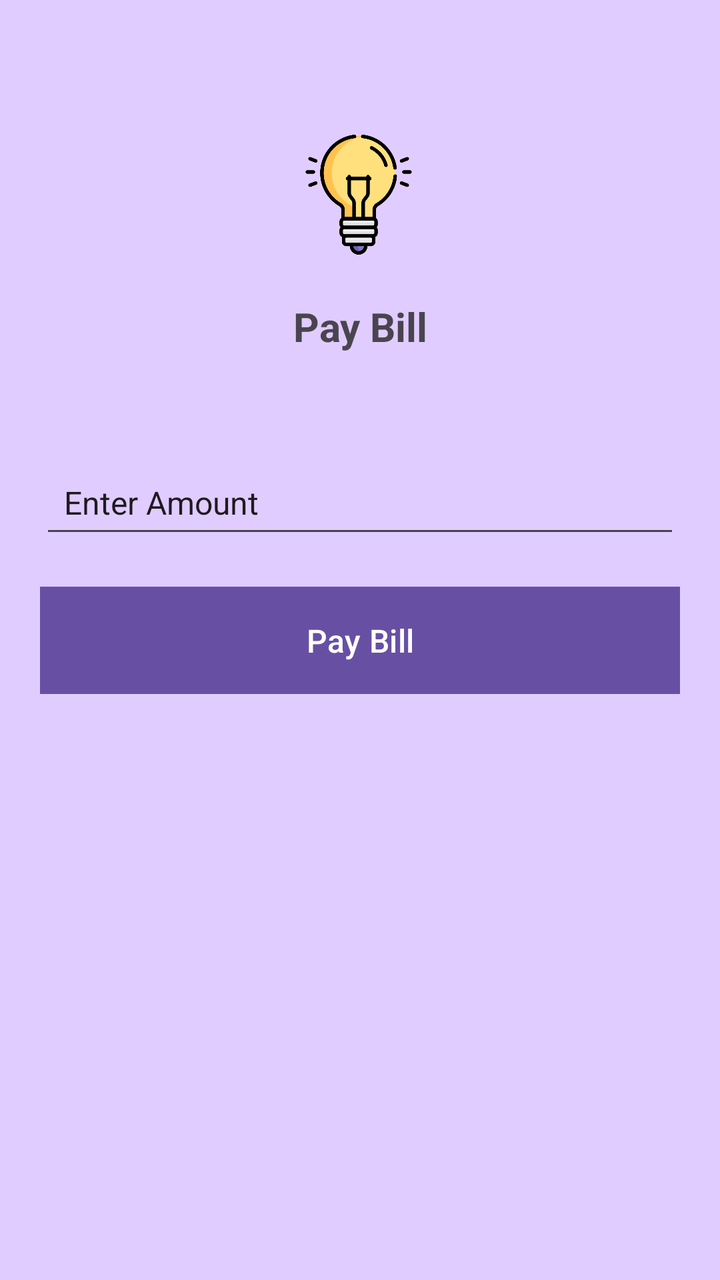
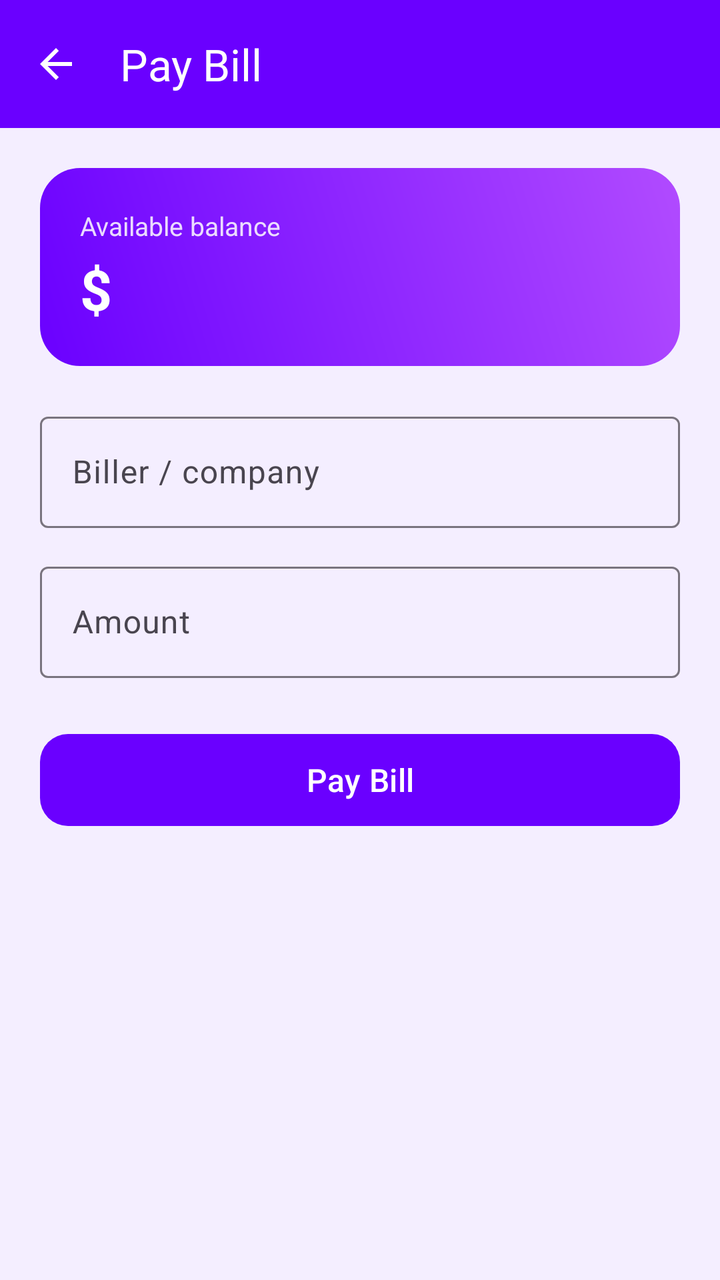

Before-and-after screenshots of an Android layout around one commit, followed by the original layout XML and the change that was made.
<!-- AndroidManifest.xml: application theme Theme.MyApplication -->
<!-- res/layout/activity_pay_bill.xml -->
<?xml version="1.0" encoding="utf-8"?>
<androidx.constraintlayout.widget.ConstraintLayout xmlns:android="http://schemas.android.com/apk/res/android"
    xmlns:app="http://schemas.android.com/apk/res-auto"
    xmlns:tools="http://schemas.android.com/tools"
    android:id="@+id/main"
    android:layout_width="match_parent"
    android:layout_height="match_parent"
    tools:context=".CashIn"
    android:background="@color/lite_bg">

    <ImageView
        android:layout_width="60dp"
        android:layout_height="60dp"
        android:layout_centerInParent="true"
        android:src="@drawable/bulb"
        app:layout_constraintBottom_toBottomOf="parent"
        app:layout_constraintEnd_toEndOf="parent"
        app:layout_constraintHorizontal_bias="0.498"
        app:layout_constraintStart_toStartOf="parent"
        app:layout_constraintTop_toTopOf="parent"
        app:layout_constraintVertical_bias="0.116"
        tools:ignore="MissingConstraints" />

    <TextView
        android:id="@+id/textView3"
        android:layout_width="match_parent"
        android:layout_height="wrap_content"
        android:text="Pay Bill"
        android:textAlignment="center"
        android:textSize="20dp"
        android:textStyle="bold"
        app:layout_constraintBottom_toBottomOf="parent"
        app:layout_constraintTop_toTopOf="parent"
        app:layout_constraintVertical_bias="0.244"
        tools:ignore="MissingConstraints"
        tools:layout_editor_absoluteX="0dp" />

    <EditText
        android:id="@+id/cashamount"
        android:layout_width="0dp"
        android:layout_height="wrap_content"
        android:layout_margin="20dp"
        android:ems="10"
        android:inputType="text"
        android:padding="12dp"
        android:text="Enter Amount"
        android:textSize="16sp"
        app:layout_constraintBottom_toBottomOf="parent"
        app:layout_constraintEnd_toEndOf="parent"
        app:layout_constraintHorizontal_bias="0.6"
        app:layout_constraintStart_toStartOf="parent"
        app:layout_constraintTop_toTopOf="parent"
        app:layout_constraintVertical_bias="0.376"
        tools:ignore="MissingConstraints" />

    <Button
        android:id="@+id/button"
        android:layout_width="0dp"
        android:layout_height="wrap_content"
        android:background="#1595DA"
        android:text="Pay Bill"
        android:padding="12dp"
        android:textSize="16sp"
        android:layout_margin="20dp"
        app:layout_constraintBottom_toBottomOf="parent"
        app:layout_constraintEnd_toEndOf="parent"
        app:layout_constraintStart_toStartOf="parent"
        app:layout_constraintTop_toTopOf="parent"
        tools:ignore="MissingConstraints" />
</androidx.constraintlayout.widget.ConstraintLayout>
<!-- resources referenced by this layout -->
<resources>
  <color name="lite_bg">#E1CCFF</color>
  <!-- drawable bulb: png bitmap (drawable, 29079 bytes) -->
  <style name="Theme.MyApplication" parent="Base.Theme.MyApplication" />
  <style name="Base.Theme.MyApplication" parent="Theme.Material3.DayNight.NoActionBar">
          
          
      </style>
</resources>

<!-- the commit's change to res/layout/activity_pay_bill.xml (unified diff, before → after) -->
@@ -1,70 +1,90 @@
 <?xml version="1.0" encoding="utf-8"?>
-<androidx.constraintlayout.widget.ConstraintLayout xmlns:android="http://schemas.android.com/apk/res/android"
+<LinearLayout xmlns:android="http://schemas.android.com/apk/res/android"
     xmlns:app="http://schemas.android.com/apk/res-auto"
-    xmlns:tools="http://schemas.android.com/tools"
     android:id="@+id/main"
     android:layout_width="match_parent"
     android:layout_height="match_parent"
-    tools:context=".CashIn"
-    android:background="@color/lite_bg">
+    android:background="@color/screen_bg"
+    android:orientation="vertical">
 
-    <ImageView
-        android:layout_width="60dp"
-        android:layout_height="60dp"
-        android:layout_centerInParent="true"
-        android:src="@drawable/bulb"
-        app:layout_constraintBottom_toBottomOf="parent"
-        app:layout_constraintEnd_toEndOf="parent"
-        app:layout_constraintHorizontal_bias="0.498"
-        app:layout_constraintStart_toStartOf="parent"
-        app:layout_constraintTop_toTopOf="parent"
-        app:layout_constraintVertical_bias="0.116"
-        tools:ignore="MissingConstraints" />
+    <com.google.android.material.appbar.MaterialToolbar
+        android:id="@+id/toolbar"
+        style="@style/Widget.App.Toolbar"
+        android:layout_width="match_parent"
+        android:layout_height="?attr/actionBarSize"
+        app:navigationIcon="@drawable/ic_arrow_back"
+        app:title="@string/pay_bill" />
 
-    <TextView
-        android:id="@+id/textView3"
+    <LinearLayout
         android:layout_width="match_parent"
         android:layout_height="wrap_content"
-        android:text="Pay Bill"
-        android:textAlignment="center"
-        android:textSize="20dp"
-        android:textStyle="bold"
-        app:layout_constraintBottom_toBottomOf="parent"
-        app:layout_constraintTop_toTopOf="parent"
-        app:layout_constraintVertical_bias="0.244"
-        tools:ignore="MissingConstraints"
-        tools:layout_editor_absoluteX="0dp" />
+        android:layout_margin="20dp"
+        android:background="@drawable/bg_balance_gradient"
+        android:orientation="vertical"
+        android:padding="20dp">
 
-    <EditText
-        android:id="@+id/cashamount"
-        android:layout_width="0dp"
+        <TextView
+            android:layout_width="wrap_content"
+            android:layout_height="wrap_content"
+            android:alpha="0.85"
+            android:text="@string/available_balance"
+            android:textColor="@color/white"
+            android:textSize="13sp" />
+
+        <TextView
+            android:id="@+id/balance"
+            android:layout_width="wrap_content"
+            android:layout_height="wrap_content"
+            android:layout_marginTop="4dp"
+            android:text="@string/currency_prefix"
+            android:textColor="@color/white"
+            android:textSize="28sp"
+            android:textStyle="bold" />
+    </LinearLayout>
+
+    <com.google.android.material.textfield.TextInputLayout
+        android:id="@+id/tilBiller"
+        style="@style/Widget.Material3.TextInputLayout.OutlinedBox"
+        android:layout_width="match_parent"
         android:layout_height="wrap_content"
-        android:layout_margin="20dp"
-        android:ems="10"
-        android:inputType="text"
-        android:padding="12dp"
-        android:text="Enter Amount"
+        android:layout_marginStart="20dp"
+        android:layout_marginEnd="20dp"
+        android:hint="@string/biller">
+
+        <com.google.android.material.textfield.TextInputEditText
+            android:id="@+id/etBiller"
+            android:layout_width="match_parent"
+            android:layout_height="wrap_content"
+            android:inputType="text" />
+    </com.google.android.material.textfield.TextInputLayout>
+
+    <com.google.android.material.textfield.TextInputLayout
+        android:id="@+id/tilAmount"
+        style="@style/Widget.Material3.TextInputLayout.OutlinedBox"
+        android:layout_width="match_parent"
+        android:layout_height="wrap_content"
+        android:layout_marginStart="20dp"
+        android:layout_marginTop="14dp"
+        android:layout_marginEnd="20dp"
+        android:hint="@string/amount"
+        app:prefixText="@string/currency_prefix">
+
+        <com.google.android.material.textfield.TextInputEditText
+            android:id="@+id/etAmount"
+            android:layout_width="match_parent"
+            android:layout_height="wrap_content"
+            android:inputType="numberDecimal" />
+    </com.google.android.material.textfield.TextInputLayout>
+
+    <com.google.android.material.button.MaterialButton
+        android:id="@+id/btnConfirm"
+        android:layout_width="match_parent"
+        android:layout_height="54dp"
+        android:layout_marginStart="20dp"
+        android:layout_marginTop="24dp"
+        android:layout_marginEnd="20dp"
+        android:text="@string/pay_bill"
         android:textSize="16sp"
-        app:layout_constraintBottom_toBottomOf="parent"
-        app:layout_constraintEnd_toEndOf="parent"
-        app:layout_constraintHorizontal_bias="0.6"
-        app:layout_constraintStart_toStartOf="parent"
-        app:layout_constraintTop_toTopOf="parent"
-        app:layout_constraintVertical_bias="0.376"
-        tools:ignore="MissingConstraints" />
+        app:cornerRadius="14dp" />
 
-    <Button
-        android:id="@+id/button"
-        android:layout_width="0dp"
-        android:layout_height="wrap_content"
-        android:background="#1595DA"
-        android:text="Pay Bill"
-        android:padding="12dp"
-        android:textSize="16sp"
-        android:layout_margin="20dp"
-        app:layout_constraintBottom_toBottomOf="parent"
-        app:layout_constraintEnd_toEndOf="parent"
-        app:layout_constraintStart_toStartOf="parent"
-        app:layout_constraintTop_toTopOf="parent"
-        tools:ignore="MissingConstraints" />
-</androidx.constraintlayout.widget.ConstraintLayout>
+</LinearLayout>
<!-- resource entries referenced after the edit -->
@@ -1,11 +1,49 @@
 <!-- resources referenced by this layout -->
 <resources>
+  <color name="screen_bg">#F4EEFF</color>
+  <color name="white">#FFFFFFFF</color>
+  <!-- drawable bg_balance_gradient (drawable) -->
+  <?xml version="1.0" encoding="utf-8"?>
+  <shape xmlns:android="http://schemas.android.com/apk/res/android">
+      <gradient
+          android:angle="45"
+          android:startColor="#6A00FF"
+          android:endColor="#B14BFF" />
+      <corners android:radius="20dp" />
+  </shape>
+  <!-- drawable ic_arrow_back (drawable) -->
+  <vector xmlns:android="http://schemas.android.com/apk/res/android"
+      android:width="24dp"
+      android:height="24dp"
+      android:viewportWidth="24"
+      android:viewportHeight="24"
+      android:tint="@color/white">
+      <path
+          android:fillColor="@android:color/white"
+          android:pathData="M20,11H7.83l5.59,-5.59L12,4l-8,8 8,8 1.41,-1.41L7.83,13H20v-2z" />
+  </vector>
+  <string name="amount">Amount</string>
+  <string name="available_balance">Available balance</string>
+  <string name="biller">Biller / company</string>
+  <string name="currency_prefix">$</string>
+  <string name="pay_bill">Pay Bill</string>
+  <style name="Widget.App.Toolbar" parent="Widget.Material3.Toolbar">
+          <item name="android:background">@color/primary</item>
+          <item name="titleTextColor">@color/white</item>
+          <item name="navigationIconTint">@color/white</item>
+      </style>
   <color name="lite_bg">#E1CCFF</color>
-  <!-- drawable bulb: png bitmap (drawable, 29079 bytes) -->
+  <color name="primary_dark">#2F0070</color>
   <style name="Theme.MyApplication" parent="Base.Theme.MyApplication" />
+  <color name="primary">#6A00FF</color>
   <style name="Base.Theme.MyApplication" parent="Theme.Material3.DayNight.NoActionBar">
-          
-          
+          <item name="colorPrimary">@color/primary</item>
+          <item name="colorOnPrimary">@color/text_on_primary</item>
+          <item name="colorPrimaryContainer">@color/lite_bg</item>
+          <item name="colorOnPrimaryContainer">@color/primary_dark</item>
+          <item name="android:statusBarColor">@color/primary_dark</item>
+          <item name="android:windowBackground">@color/screen_bg</item>
       </style>
+  <color name="text_on_primary">#FFFFFFFF</color>
 </resources>
 
